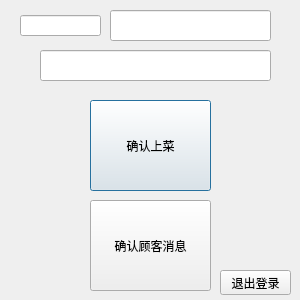
This is serverui/serverwindow.ui in himarsmty/c-homework as Qt 5 draws it before an edit. The edited form follows.
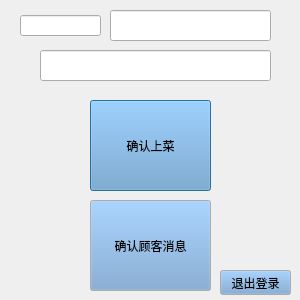
This is the edited form. Icons and pictures are not drawn.

Diff of the .ui file:
```diff
--- a/serverui/serverwindow.ui
+++ b/serverui/serverwindow.ui
@@ -13,6 +13,11 @@
   <property name="windowTitle">
    <string/>
   </property>
+  <property name="styleSheet">
+   <string notr="true">QDialog#Serverwindow{
+background-image: url(:/images/mocha.jpg);
+}</string>
+  </property>
   <widget class="QPushButton" name="chefbtn">
    <property name="geometry">
     <rect>
@@ -22,6 +27,43 @@
      <height>91</height>
     </rect>
    </property>
+   <property name="palette">
+    <palette>
+     <active>
+      <colorrole role="Button">
+       <brush brushstyle="SolidPattern">
+        <color alpha="255">
+         <red>114</red>
+         <green>159</green>
+         <blue>207</blue>
+        </color>
+       </brush>
+      </colorrole>
+     </active>
+     <inactive>
+      <colorrole role="Button">
+       <brush brushstyle="SolidPattern">
+        <color alpha="255">
+         <red>114</red>
+         <green>159</green>
+         <blue>207</blue>
+        </color>
+       </brush>
+      </colorrole>
+     </inactive>
+     <disabled>
+      <colorrole role="Button">
+       <brush brushstyle="SolidPattern">
+        <color alpha="255">
+         <red>114</red>
+         <green>159</green>
+         <blue>207</blue>
+        </color>
+       </brush>
+      </colorrole>
+     </disabled>
+    </palette>
+   </property>
    <property name="styleSheet">
     <string notr="true">font: 75 14pt &quot;Ume Gothic O5&quot;;</string>
    </property>
@@ -38,6 +80,43 @@
      <height>91</height>
     </rect>
    </property>
+   <property name="palette">
+    <palette>
+     <active>
+      <colorrole role="Button">
+       <brush brushstyle="SolidPattern">
+        <color alpha="255">
+         <red>114</red>
+         <green>159</green>
+         <blue>207</blue>
+        </color>
+       </brush>
+      </colorrole>
+     </active>
+     <inactive>
+      <colorrole role="Button">
+       <brush brushstyle="SolidPattern">
+        <color alpha="255">
+         <red>114</red>
+         <green>159</green>
+         <blue>207</blue>
+        </color>
+       </brush>
+      </colorrole>
+     </inactive>
+     <disabled>
+      <colorrole role="Button">
+       <brush brushstyle="SolidPattern">
+        <color alpha="255">
+         <red>114</red>
+         <green>159</green>
+         <blue>207</blue>
+        </color>
+       </brush>
+      </colorrole>
+     </disabled>
+    </palette>
+   </property>
    <property name="styleSheet">
     <string notr="true">font: 75 14pt &quot;Ume Gothic O5&quot;;</string>
    </property>
@@ -74,6 +153,43 @@
      <height>25</height>
     </rect>
    </property>
+   <property name="palette">
+    <palette>
+     <active>
+      <colorrole role="Button">
+       <brush brushstyle="SolidPattern">
+        <color alpha="255">
+         <red>114</red>
+         <green>159</green>
+         <blue>207</blue>
+        </color>
+       </brush>
+      </colorrole>
+     </active>
+     <inactive>
+      <colorrole role="Button">
+       <brush brushstyle="SolidPattern">
+        <color alpha="255">
+         <red>114</red>
+         <green>159</green>
+         <blue>207</blue>
+        </color>
+       </brush>
+      </colorrole>
+     </inactive>
+     <disabled>
+      <colorrole role="Button">
+       <brush brushstyle="SolidPattern">
+        <color alpha="255">
+         <red>114</red>
+         <green>159</green>
+         <blue>207</blue>
+        </color>
+       </brush>
+      </colorrole>
+     </disabled>
+    </palette>
+   </property>
    <property name="text">
     <string>退出登录</string>
    </property>
```
Left out of the diff: 21 changed lines with no effect on the pictures.
